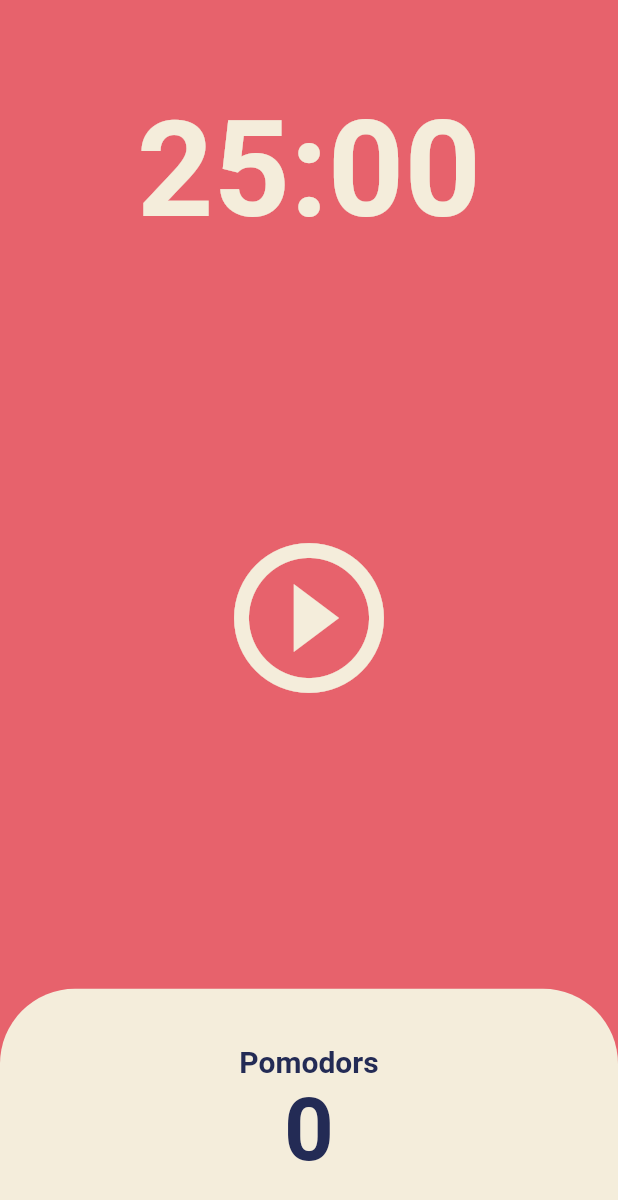
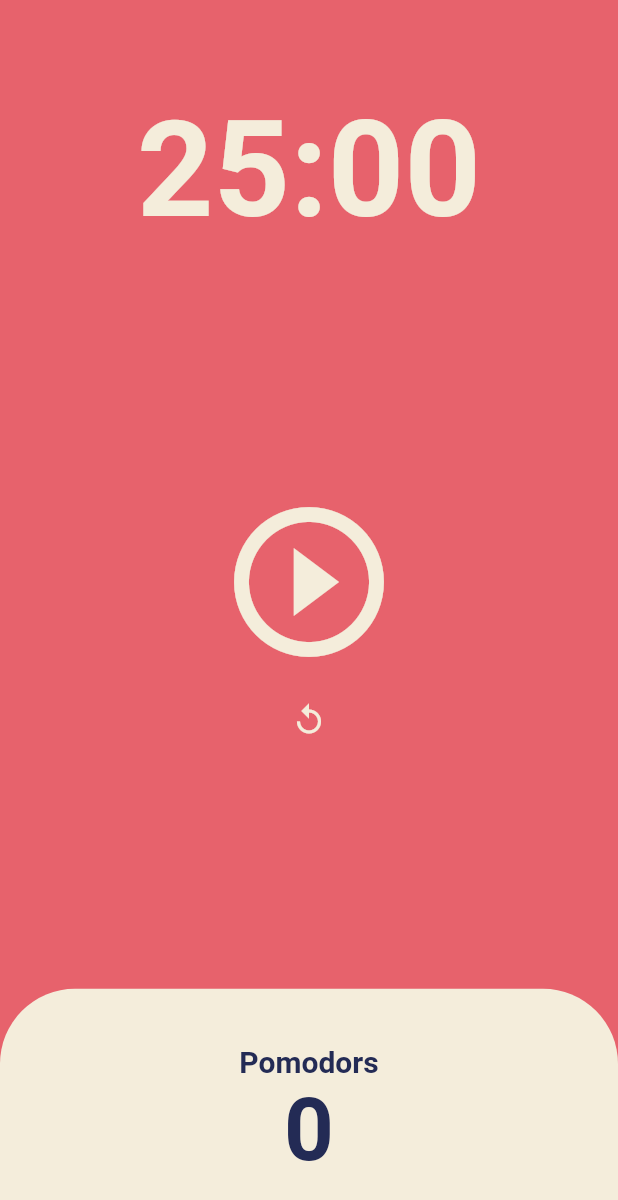
Before and after one commit to eomgerm/flutter_pomodoro, a Flutter app: the screen it shows after launch, on a phone screen of 412 x 824 dp. Shown: the top 1200 px of the screen. Run offline on Flutter 3.47's test engine with Material 2 defaults, Android fonts, the phone set to English and light mode, and no system bars.

Commit message:
add restart button

```diff
--- a/lib/screens/home_screen.dart
+++ b/lib/screens/home_screen.dart
@@ -14,7 +14,6 @@ class _HomeScreenState extends State<HomeScreen> {
   int totalSeconds = twentyFiveMinutes;
   bool isRunning = false;
   late Timer timer;
-
   int totalPomodoros = 0;
 
   void onTick(Timer timer) {
@@ -51,6 +50,14 @@ class _HomeScreenState extends State<HomeScreen> {
     });
   }
 
+  void onRestartPressed() {
+    timer.cancel();
+    setState(() {
+      isRunning = false;
+      totalSeconds = 1500;
+    });
+  }
+
   String formatSecondstoMinutes(int seconds) {
     var duration = Duration(seconds: seconds);
     return duration.toString().substring(2, 7);
@@ -78,8 +85,10 @@ class _HomeScreenState extends State<HomeScreen> {
           ),
           Flexible(
             flex: 3,
-            child: Center(
-              child: IconButton(
+            child: Column(
+              mainAxisAlignment: MainAxisAlignment.center,
+              children: [
+                IconButton(
                   onPressed: isRunning ? onPausePressed : onStartPressed,
                   icon: Icon(isRunning
                       ? Icons.pause_circle_outline
@@ -87,6 +96,12 @@ class _HomeScreenState extends State<HomeScreen> {
                   iconSize: 120,
                   color: Theme.of(context).cardColor,
                 ),
+                IconButton(
+                  icon: const Icon(Icons.replay_outlined),
+                  onPressed: onRestartPressed,
+                  color: Theme.of(context).cardColor,
+                )
+              ],
             ),
           ),
           Flexible(
--- a/pubspec.yaml
+++ b/pubspec.yaml
@@ -3,7 +3,7 @@ description: A new Flutter project.
 
 # The following line prevents the package from being accidentally published to
 # pub.dev using `flutter pub publish`. This is preferred for private packages.
-publish_to: 'none' # Remove this line if you wish to publish to pub.dev
+publish_to: "none" # Remove this line if you wish to publish to pub.dev
 
 # The following defines the version and build number for your application.
 # A version number is three numbers separated by dots, like 1.2.43
@@ -20,7 +20,7 @@ publish_to: 'none' # Remove this line if you wish to publish to pub.dev
 version: 1.0.0+1
 
 environment:
-  sdk: '>=2.18.5 <3.0.0'
+  sdk: ">=2.18.5 <3.0.0"
 
 # Dependencies specify other packages that your package needs in order to work.
 # To automatically upgrade your package dependencies to the latest versions
@@ -31,7 +31,6 @@ environment:
 dependencies:
   flutter:
     sdk: flutter
-
 
   # The following adds the Cupertino Icons font to your application.
   # Use with the CupertinoIcons class for iOS style icons.
@@ -53,7 +52,6 @@ dev_dependencies:
 
 # The following section is specific to Flutter packages.
 flutter:
-
   # The following line ensures that the Material Icons font is
   # included with your application, so that you can use the icons in
   # the material Icons class.
```
Also changed, not shown: 9 other files. Lines whose indentation alone changed are shown as unchanged.
